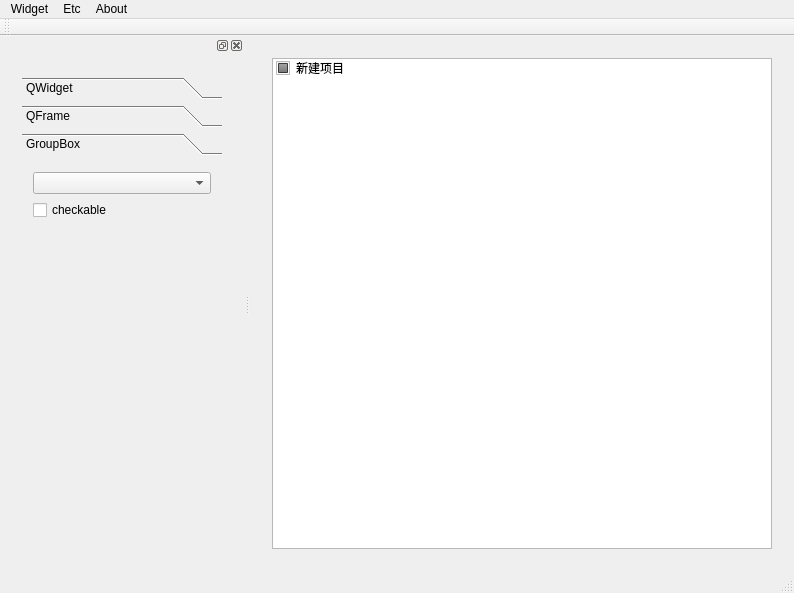
Above: Control_2/mainwindow.ui from LubanCat/embed_qt_develop_tutorial_code before the change. Below: the same form after it.
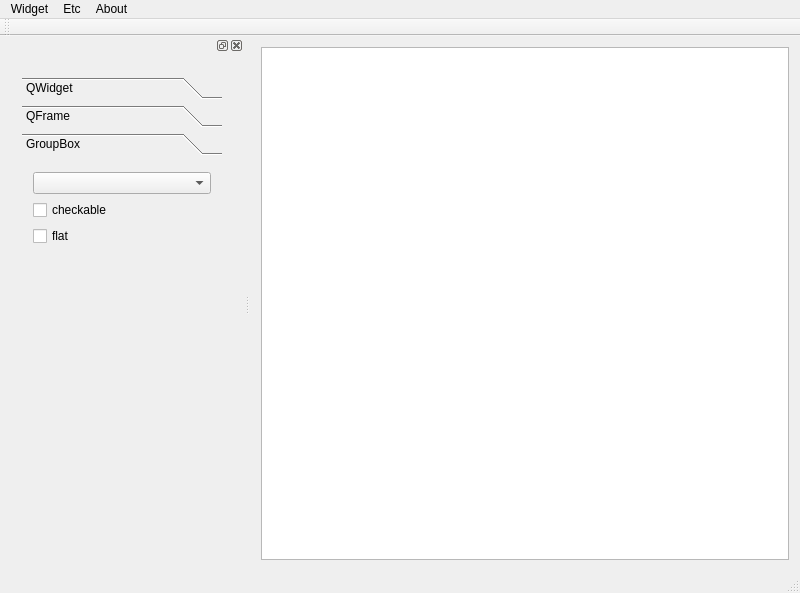
That is the form after the change. The open tabs and pages were chosen to show the change. Icons and pictures are not drawn.

The edit to the form file:
```diff
--- a/Control_2/mainwindow.ui
+++ b/Control_2/mainwindow.ui
@@ -6,7 +6,7 @@
    <rect>
     <x>0</x>
     <y>0</y>
-    <width>794</width>
+    <width>800</width>
     <height>593</height>
    </rect>
   </property>
@@ -15,6 +15,21 @@
   </property>
   <widget class="QWidget" name="centralWidget">
    <layout class="QGridLayout" name="gridLayout_5">
+    <property name="leftMargin">
+     <number>0</number>
+    </property>
+    <property name="topMargin">
+     <number>0</number>
+    </property>
+    <property name="rightMargin">
+     <number>0</number>
+    </property>
+    <property name="bottomMargin">
+     <number>0</number>
+    </property>
+    <property name="spacing">
+     <number>0</number>
+    </property>
     <item row="0" column="0">
      <widget class="QStackedWidget" name="stackedWidget">
       <property name="currentIndex">
@@ -300,23 +315,7 @@
       <widget class="QWidget" name="page_listWidget">
        <layout class="QGridLayout" name="gridLayout_10">
         <item row="0" column="0">
-         <widget class="QListWidget" name="listWidget">
-          <item>
-           <property name="text">
-            <string>新建项目</string>
-           </property>
-           <property name="checkState">
-            <enum>PartiallyChecked</enum>
-           </property>
-           <property name="icon">
-            <iconset resource="../Skin/images.qrc">
-             <normaloff>:/images/backlight/ic_hand_30.png</normaloff>:/images/backlight/ic_hand_30.png</iconset>
-           </property>
-           <property name="flags">
-            <set>ItemIsSelectable|ItemIsEditable|ItemIsDragEnabled|ItemIsDropEnabled|ItemIsUserCheckable|ItemIsEnabled</set>
-           </property>
-          </item>
-         </widget>
+         <widget class="QListWidget" name="listWidget"/>
         </item>
        </layout>
       </widget>
@@ -349,8 +348,8 @@
     <rect>
      <x>0</x>
      <y>0</y>
-     <width>794</width>
-     <height>28</height>
+     <width>800</width>
+     <height>23</height>
     </rect>
    </property>
    <widget class="QMenu" name="menu_page">
@@ -407,7 +406,7 @@
    </attribute>
    <widget class="QWidget" name="dockWidgetContents">
     <layout class="QGridLayout" name="gridLayout_15">
-     <item row="1" column="0">
+     <item row="0" column="0" rowspan="2">
       <widget class="QStackedWidget" name="stackedWidget_menu">
        <property name="currentIndex">
         <number>2</number>
@@ -580,6 +579,14 @@
             </layout>
            </widget>
            <widget class="QWidget" name="page_3">
+            <property name="geometry">
+             <rect>
+              <x>0</x>
+              <y>0</y>
+              <width>98</width>
+              <height>88</height>
+             </rect>
+            </property>
             <attribute name="label">
              <string>GroupBox</string>
             </attribute>
@@ -591,22 +598,29 @@
                </property>
               </widget>
              </item>
-             <item row="2" column="0">
-              <spacer name="verticalSpacer_9">
-               <property name="orientation">
-                <enum>Qt::Vertical</enum>
-               </property>
-               <property name="sizeHint" stdset="0">
-                <size>
-                 <width>20</width>
-                 <height>297</height>
-                </size>
-               </property>
-              </spacer>
-             </item>
              <item row="0" column="0">
               <widget class="QComboBox" name="cbox_demo_alignment"/>
              </item>
+             <item row="3" column="0">
+              <spacer name="verticalSpacer_9">
+               <property name="orientation">
+                <enum>Qt::Vertical</enum>
+               </property>
+               <property name="sizeHint" stdset="0">
+                <size>
+                 <width>20</width>
+                 <height>268</height>
+                </size>
+               </property>
+              </spacer>
+             </item>
+             <item row="2" column="0">
+              <widget class="QCheckBox" name="checkBox_demo_flat">
+               <property name="text">
+                <string>flat</string>
+               </property>
+              </widget>
+             </item>
             </layout>
            </widget>
           </widget>
```
Left out of the diff: 22 changed lines with no effect on the pictures.
